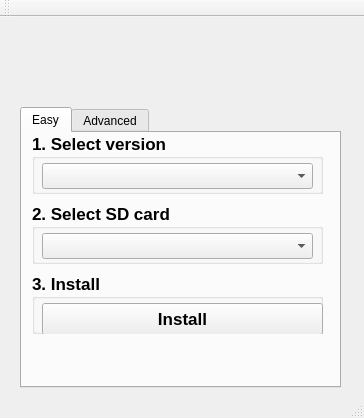
The window that mainwindow.ui (xbianonpi/xbian-installer-universal) describes before a commit, drawn with Qt 5.
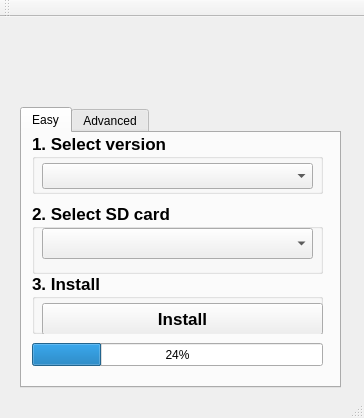
The same window after the commit.

```diff
--- a/mainwindow.ui
+++ b/mainwindow.ui
@@ -85,7 +85,7 @@
         <x>10</x>
         <y>70</y>
         <width>291</width>
-        <height>61</height>
+        <height>71</height>
        </rect>
       </property>
       <property name="font">
@@ -103,11 +103,17 @@
        <property name="geometry">
         <rect>
          <x>10</x>
-         <y>30</y>
+         <y>25</y>
          <width>271</width>
-         <height>26</height>
+         <height>31</height>
         </rect>
        </property>
+       <property name="layoutDirection">
+        <enum>Qt::LeftToRight</enum>
+       </property>
+       <property name="currentText">
+        <string/>
+       </property>
       </widget>
      </widget>
      <widget class="QGroupBox" name="groupBox_3">
@@ -144,8 +150,21 @@
        </property>
       </widget>
      </widget>
+     <widget class="QProgressBar" name="progressBar">
+      <property name="geometry">
+       <rect>
+        <x>10</x>
+        <y>210</y>
+        <width>291</width>
+        <height>23</height>
+       </rect>
+      </property>
+      <property name="value">
+       <number>24</number>
+      </property>
+     </widget>
     </widget>
-    <widget class="QWidget" name="">
+    <widget class="QWidget" name="widget">
      <attribute name="title">
       <string>Advanced</string>
      </attribute>
```
Left out of the diff: 4 changed lines with no effect on the pictures.
